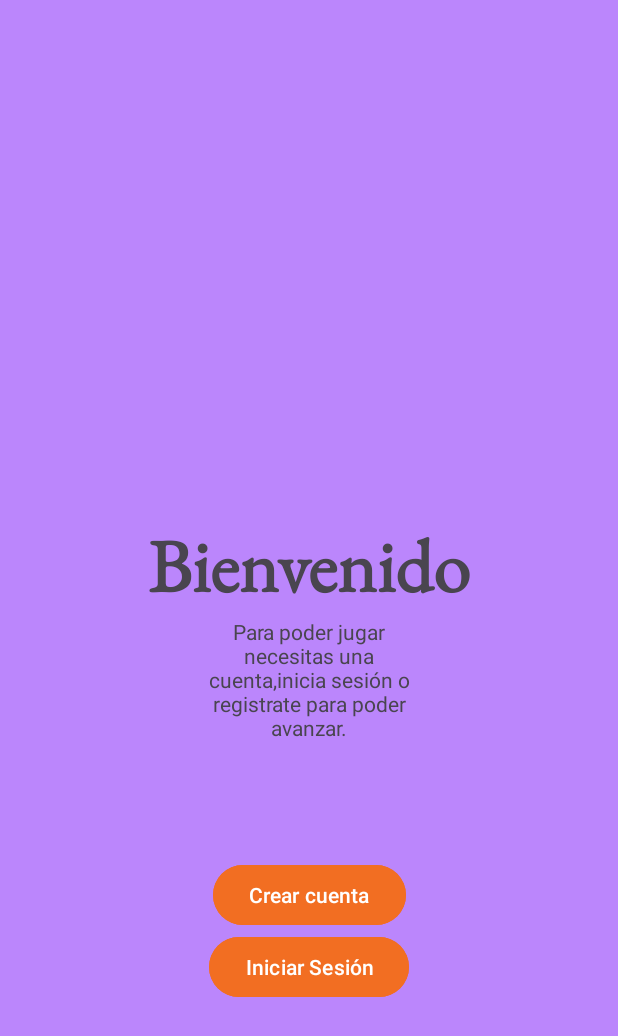
After one commit to GameQuizApp/GameQuiz, an Android app: the layout activity_welcome.xml on its own in the app's theme, with its tools: preview values and no code run, on a phone screen of 412 x 824 dp. The commit adds this screen. Shown: the top 1036 px of the screen. Run offline under Robolectric (Android 15) with nearby library versions, the phone set to English and light mode, and no system bars.

Commit message:
- Activities refactorized - Fixed text with dp

```diff
--- a/app/src/main/java/com/example/gamequiz/Login.java
+++ /dev/null
@@ -1,14 +0,0 @@
-package com.example.gamequiz;
-
-import androidx.appcompat.app.AppCompatActivity;
-
-import android.os.Bundle;
-
-public class Login extends AppCompatActivity {
-
-    @Override
-    protected void onCreate(Bundle savedInstanceState) {
-        super.onCreate(savedInstanceState);
-        setContentView(R.layout.activity_login);
-    }
-}
--- a/app/src/main/java/com/example/gamequiz/Register.java
+++ b/app/src/main/java/com/example/gamequiz/Main.java
@@ -4,11 +4,11 @@ import androidx.appcompat.app.AppCompatActivity;
 
 import android.os.Bundle;
 
-public class Register extends AppCompatActivity {
+public class Main extends AppCompatActivity {
 
     @Override
     protected void onCreate(Bundle savedInstanceState) {
         super.onCreate(savedInstanceState);
-        setContentView(R.layout.activity_register);
+        setContentView(R.layout.activity_main);
     }
 }
--- a/app/src/main/java/com/example/gamequiz/Splash.java
+++ b/app/src/main/java/com/example/gamequiz/Splash.java
@@ -33,7 +33,7 @@ public class Splash extends AppCompatActivity {
         handler.postDelayed(new Runnable() {
             @Override
             public void run() {
-                Intent intent = new Intent(Splash.this, Login.class);
+                Intent intent = new Intent(Splash.this, Main.class);
                 intent.addFlags(Intent.FLAG_ACTIVITY_NEW_TASK);
                 intent.addFlags(Intent.FLAG_ACTIVITY_CLEAR_TASK);
                 startActivity(intent);
--- a/app/src/main/java/com/example/gamequiz/MainActivity.java
+++ b/app/src/main/java/com/example/gamequiz/Welcome.java
@@ -4,11 +4,11 @@ import androidx.appcompat.app.AppCompatActivity;
 
 import android.os.Bundle;
 
-public class MainActivity extends AppCompatActivity {
+public class Welcome extends AppCompatActivity {
 
     @Override
     protected void onCreate(Bundle savedInstanceState) {
         super.onCreate(savedInstanceState);
-        setContentView(R.layout.activity_main);
+        setContentView(R.layout.activity_welcome);
     }
 }
--- a/app/src/main/res/layout-land/activity_main.xml
+++ b/app/src/main/res/layout-land/activity_main.xml
@@ -4,15 +4,13 @@
     xmlns:tools="http://schemas.android.com/tools"
     android:layout_width="match_parent"
     android:layout_height="match_parent"
-    tools:context=".MainActivity">
+    tools:context=".Main">
 
     <TextView
         android:id="@+id/textView_prueba"
         android:layout_width="wrap_content"
         android:layout_height="wrap_content"
-        android:fontFamily="@font/eb_garamond"
-        android:text="Bienvenido"
-        android:textStyle="bold"
+        android:text="Login"
         app:layout_constraintBottom_toBottomOf="parent"
         app:layout_constraintEnd_toEndOf="parent"
         app:layout_constraintStart_toStartOf="parent"
--- a/app/src/main/res/layout-land/activity_login.xml
+++ b/app/src/main/res/layout-land/activity_welcome.xml
@@ -4,13 +4,15 @@
     xmlns:tools="http://schemas.android.com/tools"
     android:layout_width="match_parent"
     android:layout_height="match_parent"
-    tools:context=".Login">
+    tools:context=".Welcome">
 
     <TextView
         android:id="@+id/textView_prueba"
         android:layout_width="wrap_content"
         android:layout_height="wrap_content"
-        android:text="Login"
+        android:fontFamily="@font/eb_garamond"
+        android:text="Bienvenido"
+        android:textStyle="bold"
         app:layout_constraintBottom_toBottomOf="parent"
         app:layout_constraintEnd_toEndOf="parent"
         app:layout_constraintStart_toStartOf="parent"
--- /dev/null
+++ b/app/src/main/res/layout/activity_welcome.xml
@@ -0,0 +1,55 @@
+<?xml version="1.0" encoding="utf-8"?>
+<androidx.constraintlayout.widget.ConstraintLayout xmlns:android="http://schemas.android.com/apk/res/android"
+    xmlns:app="http://schemas.android.com/apk/res-auto"
+    xmlns:tools="http://schemas.android.com/tools"
+    android:layout_width="match_parent"
+    android:layout_height="match_parent"
+    tools:context=".Welcome" android:background="@color/purple_200">
+
+    <TextView
+        android:id="@+id/textView_prueba"
+        android:layout_width="wrap_content"
+        android:layout_height="wrap_content"
+        android:fontFamily="@font/eb_garamond"
+        android:text="Bienvenido"
+        android:textSize="50sp"
+        android:textStyle="bold"
+        app:layout_constraintBottom_toBottomOf="parent"
+        app:layout_constraintEnd_toEndOf="parent"
+        app:layout_constraintStart_toStartOf="parent"
+        app:layout_constraintTop_toTopOf="parent"
+        app:layout_constraintVertical_bias="0.455" />
+
+    <TextView
+        android:id="@+id/textView"
+        android:layout_width="150dp"
+        android:layout_height="wrap_content"
+        android:text="Para poder jugar necesitas una cuenta,inicia sesión o registrate para poder avanzar."
+        android:textAlignment="center"
+        app:layout_constraintEnd_toEndOf="parent"
+        app:layout_constraintStart_toStartOf="parent"
+        app:layout_constraintTop_toBottomOf="@+id/textView_prueba" />
+
+    <Button
+        android:id="@+id/button2"
+        android:layout_width="wrap_content"
+        android:layout_height="wrap_content"
+        android:layout_marginTop="78dp"
+        android:backgroundTint="@color/naranja_fuerte"
+        android:text="Crear cuenta"
+        app:layout_constraintEnd_toEndOf="parent"
+        app:layout_constraintStart_toStartOf="parent"
+        app:layout_constraintTop_toBottomOf="@+id/textView" />
+
+    <Button
+        android:id="@+id/button"
+        android:layout_width="wrap_content"
+        android:layout_height="wrap_content"
+        android:backgroundTint="@color/naranja_fuerte"
+        android:text="Iniciar Sesión"
+        app:layout_constraintEnd_toEndOf="parent"
+        app:layout_constraintStart_toStartOf="parent"
+        app:layout_constraintTop_toBottomOf="@+id/button2" />
+
+
+</androidx.constraintlayout.widget.ConstraintLayout>
```
Also changed, not shown: app/src/main/AndroidManifest.xml (+2 -5 lines), app/src/main/res/layout-land/activity_register.xml (deleted, +0 -9 lines), app/src/main/res/layout/activity_login.xml (deleted, +0 -9 lines), app/src/main/res/layout/activity_main.xml (+1 -48 lines), app/src/main/res/layout/activity_register.xml (deleted, +0 -9 lines).
